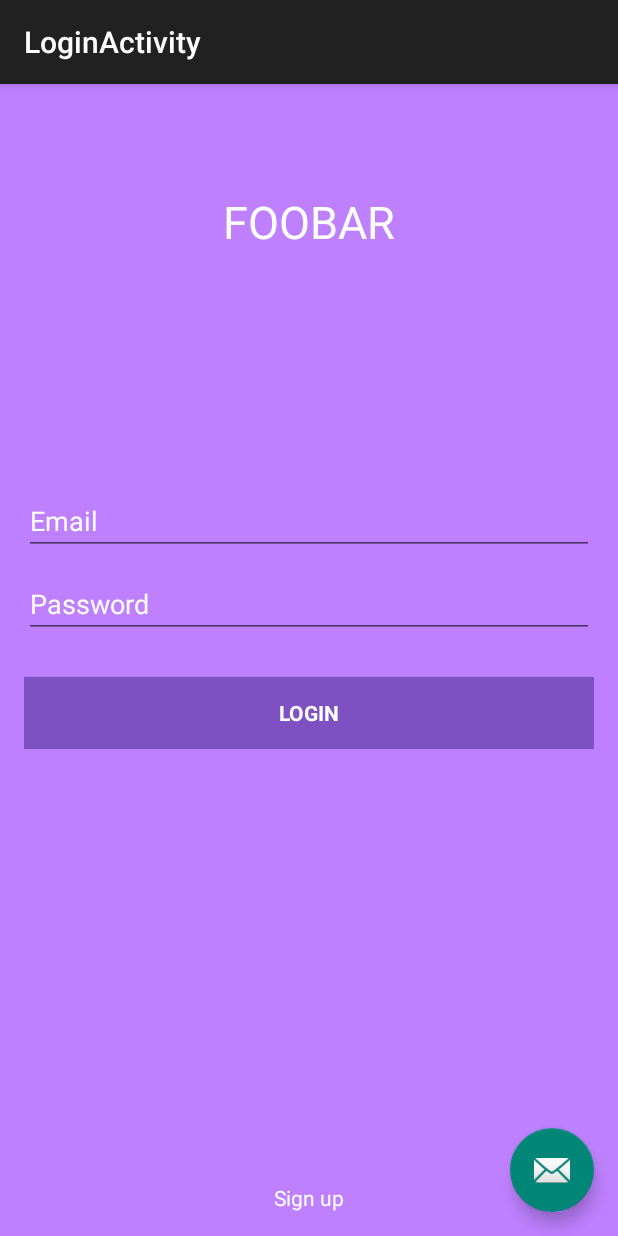
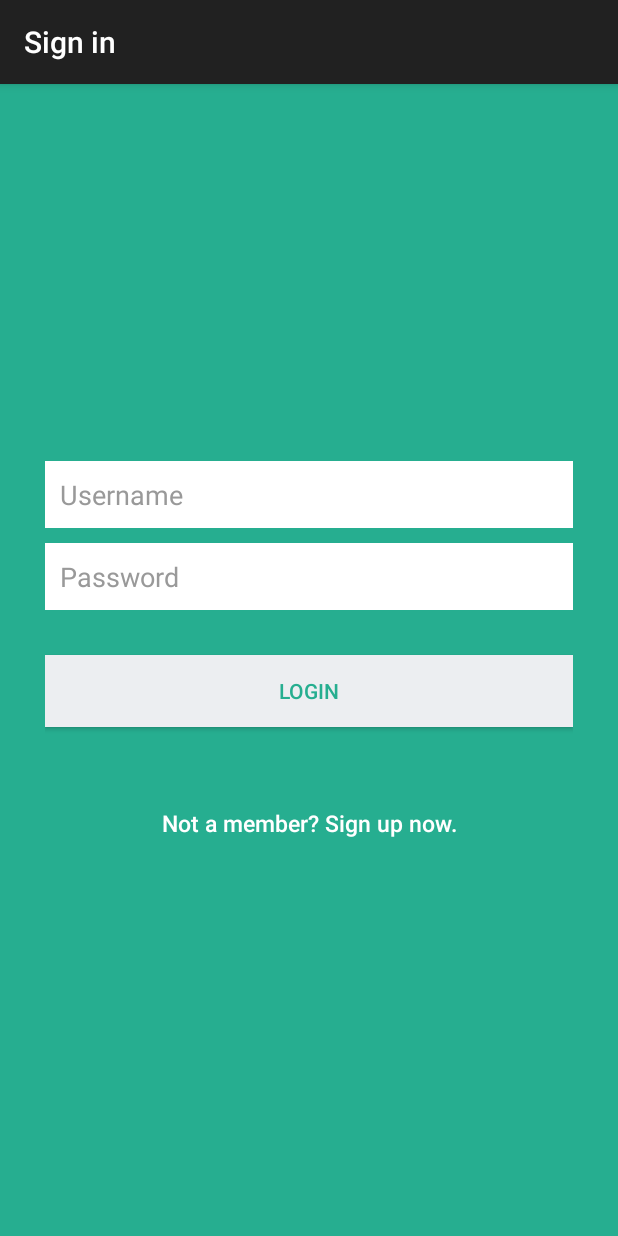
Before and after one commit to Jerryzhao-z/SleepTight, an Android app: the LoginActivity screen opened directly, with no data from a screen before it, on a phone screen of 412 x 824 dp. Run offline under Robolectric (Android 15) with nearby library versions, the phone set to English and light mode, and no system bars.

Commit message:
++ sign up sign in

```diff
--- a/app/src/main/java/fr/sleeptight/ui/user_branch/LoginActivity.java
+++ b/app/src/main/java/fr/sleeptight/ui/user_branch/LoginActivity.java
@@ -1,30 +1,112 @@
 package fr.sleeptight.ui.user_branch;
 
+import android.app.ProgressDialog;
+import android.content.Intent;
 import android.os.Bundle;
-import android.support.design.widget.FloatingActionButton;
-import android.support.design.widget.Snackbar;
 import android.support.v7.app.AppCompatActivity;
-import android.support.v7.widget.Toolbar;
 import android.view.View;
+import android.widget.Button;
+import android.widget.EditText;
+import android.widget.Toast;
+
 import fr.sleeptight.R;
+import fr.sleeptight.data.traitement.User;
+import fr.sleeptight.ui.HomePage;
 
 public class LoginActivity extends AppCompatActivity {
+    private Button btnLogin;
+    private Button btnLinkToRegister;
+    private EditText inputUsername;
+    private EditText inputPassword;
+    private ProgressDialog pDialog;
+    Thread thread;
 
     @Override
-    protected void onCreate(Bundle savedInstanceState) {
+    public void onCreate(Bundle savedInstanceState) {
         super.onCreate(savedInstanceState);
         setContentView(R.layout.activity_login);
-        Toolbar toolbar = (Toolbar) findViewById(R.id.toolbar);
-        setSupportActionBar(toolbar);
 
-       FloatingActionButton fab = (FloatingActionButton) findViewById(R.id.fab);
-        fab.setOnClickListener(new View.OnClickListener() {
-            @Override
+        inputUsername = (EditText) findViewById(R.id.email);
+        inputPassword = (EditText) findViewById(R.id.password);
+        btnLogin = (Button) findViewById(R.id.btnLogin);
+        btnLinkToRegister = (Button) findViewById(R.id.btnLinkToRegisterScreen);
+
+        // Progress dialog
+        pDialog = new ProgressDialog(this);
+        pDialog.setCancelable(false);
+
+
+        // Login button Click Event
+        btnLogin.setOnClickListener(new View.OnClickListener() {
+
             public void onClick(View view) {
-                Snackbar.make(view, "Replace with your own action", Snackbar.LENGTH_LONG)
-                        .setAction("Action", null).show();
+                String username = inputUsername.getText().toString().trim();
+                String password = inputPassword.getText().toString().trim();
+
+                // Check for empty data in the form
+                if (!username.isEmpty() && !password.isEmpty()) {
+                    // login user
+                    login(username,password);
+
+                } else {
+                    // Prompt user to enter credentials
+                    Toast.makeText(getApplicationContext(),
+                            "Please enter the credentials!", Toast.LENGTH_LONG)
+                            .show();
+                }
+            }
+
+        });
+
+        // Link to Register Screen
+        btnLinkToRegister.setOnClickListener(new View.OnClickListener() {
+
+            public void onClick(View view) {
+                Intent i = new Intent(getApplicationContext(),
+                        RegisterActivity.class);
+                startActivity(i);
+                finish();
             }
         });
     }
 
+
+    private void showDialog() {
+        if (!pDialog.isShowing())
+            pDialog.show();
+    }
+
+    private void hideDialog() {
+        if (pDialog.isShowing())
+            pDialog.dismiss();
+    }
+
+    private void login(final String username, String password){
+        User user = User.getInstance(username, password)
+                .login();
+
+        pDialog.setMessage("Logging in ...");
+        showDialog();
+        thread = new Thread(new Runnable(){
+            @Override
+            public void run() {
+                try {
+                    thread.sleep(2000);
+                } catch (InterruptedException e) {
+                    e.printStackTrace();
+                }
+                hideDialog();
+
+                /*Toast.makeText(getApplicationContext(),
+                        "Welcome "+username, Toast.LENGTH_LONG)
+                        .show();*/
+
+                Intent i = new Intent(getApplicationContext(),
+                        HomePage.class);
+                startActivity(i);
+                finish();
+
+            }});
+        thread.start();
+    }
 }
--- a/app/src/main/res/layout/activity_login.xml
+++ b/app/src/main/res/layout/activity_login.xml
@@ -1,35 +1,69 @@
 <?xml version="1.0" encoding="utf-8"?>
-<android.support.design.widget.CoordinatorLayout
-    xmlns:android="http://schemas.android.com/apk/res/android"
-    xmlns:app="http://schemas.android.com/apk/res-auto"
-    xmlns:tools="http://schemas.android.com/tools"
-    android:layout_width="match_parent"
-    android:layout_height="match_parent"
-    android:fitsSystemWindows="true"
-    tools:context="fr.sleeptight.ui.user_branch.LoginActivity">
+<LinearLayout xmlns:android="http://schemas.android.com/apk/res/android"
+    android:layout_width="fill_parent"
+    android:layout_height="fill_parent"
+    android:background="@color/bg_login"
+    android:gravity="center"
+    android:orientation="vertical"
+    android:padding="10dp" >
 
-    <android.support.design.widget.AppBarLayout
+    <LinearLayout
+        android:layout_width="fill_parent"
         android:layout_height="wrap_content"
-        android:layout_width="match_parent"
-        android:theme="@style/AppTheme.AppBarOverlay">
+        android:layout_gravity="center"
+        android:orientation="vertical"
+        android:paddingLeft="20dp"
+        android:paddingRight="20dp" >
 
-        <android.support.v7.widget.Toolbar
-            android:id="@+id/toolbar"
-            android:layout_width="match_parent"
-            android:layout_height="?attr/actionBarSize"
-            android:background="?attr/colorPrimary"
-            app:popupTheme="@style/AppTheme.PopupOverlay" />
+        <EditText
+            android:id="@+id/username"
+            android:layout_width="fill_parent"
+            android:layout_height="wrap_content"
+            android:layout_marginBottom="10dp"
+            android:background="@color/white"
+            android:hint="@string/hint_name"
+            android:inputType="textEmailAddress"
+            android:padding="10dp"
+            android:singleLine="true"
+            android:textColor="@color/input_login"
+            android:textColorHint="@color/input_login_hint" />
 
-    </android.support.design.widget.AppBarLayout>
+        <EditText
+            android:id="@+id/password"
+            android:layout_width="fill_parent"
+            android:layout_height="wrap_content"
+            android:layout_marginBottom="10dp"
+            android:background="@color/white"
+            android:hint="@string/hint_password"
+            android:inputType="textPassword"
+            android:padding="10dp"
+            android:singleLine="true"
+            android:textColor="@color/input_login"
+            android:textColorHint="@color/input_login_hint" />
 
-    <include layout="@layout/content_login"/>
+        <!-- Login Button -->
 
-    <android.support.design.widget.FloatingActionButton
-        android:id="@+id/fab"
-        android:layout_width="wrap_content"
-        android:layout_height="wrap_content"
-        android:layout_gravity="bottom|end"
-        android:layout_margin="@dimen/fab_margin"
-        android:src="@android:drawable/ic_dialog_email" />
+        <Button
+            android:id="@+id/btnLogin"
+            android:layout_width="fill_parent"
+            android:layout_height="wrap_content"
+            android:layout_marginTop="20dip"
+            android:background="@color/btn_login_bg"
+            android:text="@string/btn_login"
+            android:textColor="@color/btn_login" />
 
-</android.support.design.widget.CoordinatorLayout>
+        <!-- Link to Login Screen -->
+
+        <Button
+            android:id="@+id/btnLinkToRegisterScreen"
+            android:layout_width="fill_parent"
+            android:layout_height="wrap_content"
+            android:layout_marginTop="40dip"
+            android:background="@null"
+            android:text="@string/btn_link_to_register"
+            android:textAllCaps="false"
+            android:textColor="@color/white"
+            android:textSize="15dp" />
+    </LinearLayout>
+
+</LinearLayout>
--- a/app/src/main/res/layout/content_login.xml
+++ /dev/null
@@ -1,93 +0,0 @@
-<?xml version="1.0" encoding="utf-8"?>
-<LinearLayout xmlns:android="http://schemas.android.com/apk/res/android"
-    xmlns:tools="http://schemas.android.com/tools" android:layout_width="match_parent"
-    android:layout_height="match_parent" android:gravity="center_vertical|center_horizontal"
-    android:orientation="vertical" android:paddingBottom="@dimen/activity_vertical_margin"
-    android:paddingLeft="@dimen/activity_horizontal_margin"
-    android:paddingRight="@dimen/activity_horizontal_margin"
-    android:paddingTop="@dimen/activity_vertical_margin" tools:context=".ui.user_branch.LoginActivity"
-    android:background="#ffBE80FF"
-    android:descendantFocusability="beforeDescendants"
-    android:focusableInTouchMode="true">
-
-    <LinearLayout
-        android:id="@+id/ll1"
-        android:layout_width="match_parent"
-        android:layout_height="match_parent"
-        android:layout_weight="1"
-        android:gravity="center_vertical|center_horizontal">
-
-        <TextView
-            android:layout_width="wrap_content"
-            android:layout_height="wrap_content"
-            android:textAppearance="?android:attr/textAppearanceLarge"
-            android:text="FOOBAR"
-            android:id="@+id/textView2"
-            android:textSize="30dp"
-            android:textColor="#ffffffff" />
-
-
-    </LinearLayout>
-
-    <LinearLayout
-        android:id="@+id/ll2"
-        android:layout_width="match_parent"
-        android:layout_height="match_parent"
-        android:layout_weight="1"
-        android:gravity="center_vertical|center_horizontal">
-        <ProgressBar android:id="@+id/login_progress" style="?android:attr/progressBarStyleLarge"
-            android:layout_width="wrap_content" android:layout_height="wrap_content"
-            android:visibility="gone" />
-        <ScrollView android:id="@+id/login_form" android:layout_width="match_parent"
-            android:layout_height="wrap_content">
-            <LinearLayout android:layout_width="match_parent" android:layout_height="wrap_content"
-                android:orientation="vertical">
-
-                <LinearLayout android:id="@+id/email_login_form" android:layout_width="match_parent"
-                    android:layout_height="wrap_content" android:orientation="vertical">
-
-                    <AutoCompleteTextView android:id="@+id/email" android:layout_width="match_parent"
-                        android:layout_height="wrap_content" android:hint="@string/prompt_email"
-                        android:inputType="textEmailAddress" android:maxLines="1"
-                        android:singleLine="true"
-                        android:layout_marginBottom="10dp"
-                        android:textColorHint="#ffffffff"
-                        android:textColor="#ffffffff" />
-
-                    <EditText android:id="@+id/password" android:layout_width="match_parent"
-                        android:layout_height="wrap_content" android:hint="@string/prompt_password"
-                        android:imeActionLabel="@string/action_sign_in"
-                        android:imeOptions="actionUnspecified" android:inputType="textPassword"
-                        android:maxLines="1" android:singleLine="true"
-                        android:layout_marginBottom="10dp"
-                        android:textColorHint="#ffffffff"
-                        android:textColor="#ffffffff" />
-
-                    <Button android:id="@+id/email_sign_in_button" style="?android:textAppearanceSmall"
-                        android:layout_width="match_parent" android:layout_height="wrap_content"
-                        android:layout_marginTop="16dp" android:text="@string/action_sign_in"
-                        android:textStyle="bold"
-                        android:textColor="#ffffffff"
-                        android:background="#ff7e51c2" />
-
-                </LinearLayout>
-            </LinearLayout>
-        </ScrollView>
-    </LinearLayout>
-
-    <LinearLayout
-        android:id="@+id/ll3"
-        android:layout_width="match_parent"
-        android:layout_height="match_parent"
-        android:layout_weight="1"
-        android:gravity="bottom|center_horizontal">
-
-        <TextView
-            android:layout_width="wrap_content"
-            android:layout_height="wrap_content"
-            android:text="Sign up"
-            android:id="@+id/signUpTextView"
-            android:autoLink="web"
-            android:textColor="#ffffffff" />
-    </LinearLayout>
-</LinearLayout>
--- a/app/src/main/res/values/colors.xml
+++ b/app/src/main/res/values/colors.xml
@@ -13,4 +13,19 @@
     <!-- overwrite the selected colors because the primary color is to dark -->
     <color name="material_drawer_selected_text">#536EEA</color>
     <color name="material_drawer_dark_selected_text">#536EEA</color>
+
+
+    <color name="bg_login">#26ae90</color>
+    <color name="bg_register">#2e3237</color>
+    <color name="bg_main">#428bca</color>
+    <color name="white">#ffffff</color>
+    <color name="input_login">#222222</color>
+    <color name="input_login_hint">#999999</color>
+    <color name="input_register">#888888</color>
+    <color name="input_register_bg">#3b4148</color>
+    <color name="input_register_hint">#5e6266</color>
+    <color name="btn_login">#26ae90</color>
+    <color name="btn_login_bg">#eceef1</color>
+    <color name="lbl_name">#333333</color>
+    <color name="btn_logut_bg">#ff6861</color>
 </resources>
--- a/app/src/main/res/values/string_login.xml
+++ b/app/src/main/res/values/string_login.xml
@@ -1,11 +1,13 @@
 <?xml version="1.0" encoding="utf-8"?>
 <resources>
-    <!-- Strings related to login -->
-    <string name="prompt_email">Email</string>
-    <string name="prompt_password">Password</string>
-    <string name="action_sign_in">Login</string>
-    <string name="invalid_email">This email address is invalid</string>
-    <string name="invalid_password">Password is too short</string>
-    <string name="incorrect_password">Password is incorrect</string>
-    <string name="field_required">This field is required</string>
+    <string name="hint_email">Email</string>
+    <string name="hint_password">Password</string>
+    <string name="hint_name">Username</string>
+    <string name="btn_login">LOGIN</string>
+    <string name="btn_register">REGISTER</string>
+    <string name="btn_link_to_register">Not a member? Sign up now.</string>
+    <string name="btn_link_to_login">Already registred! Login Me.</string>
+    <string name="welcome">Welcome</string>
+    <string name="btn_logout">LOGOUT</string>
+    <string name="name">Fullname</string>
 </resources>
--- a/app/src/main/res/values/strings.xml
+++ b/app/src/main/res/values/strings.xml
@@ -24,6 +24,8 @@
     <string name="title_activity_bar_chart">BarChartActivity</string>
     <string name="title_activity_line_chart">LineChartActivity</string>
     <string name="title_activity_user_manager_test">userManagerActivity</string>
-    <string name="title_activity_login">LoginActivity</string>
+    <string name="title_activity_login">Sign in</string>
+    <string name="title_activity_register">RegisterActivity</string>
+
 
 </resources>
```
Also changed, not shown: app/src/main/AndroidManifest.xml (+14 -16 lines), app/src/main/java/fr/sleeptight/ui/BasicPage.java (+8 -4 lines), app/src/main/java/fr/sleeptight/ui/user_branch/RegisterActivity.java (added, +109 -0 lines), app/src/main/java/fr/sleeptight/ui/user_branch/UserManagerTest.java (deleted, +0 -81 lines), app/src/main/res/layout/activity_register.xml (added, +95 -0 lines), 2 other files.
